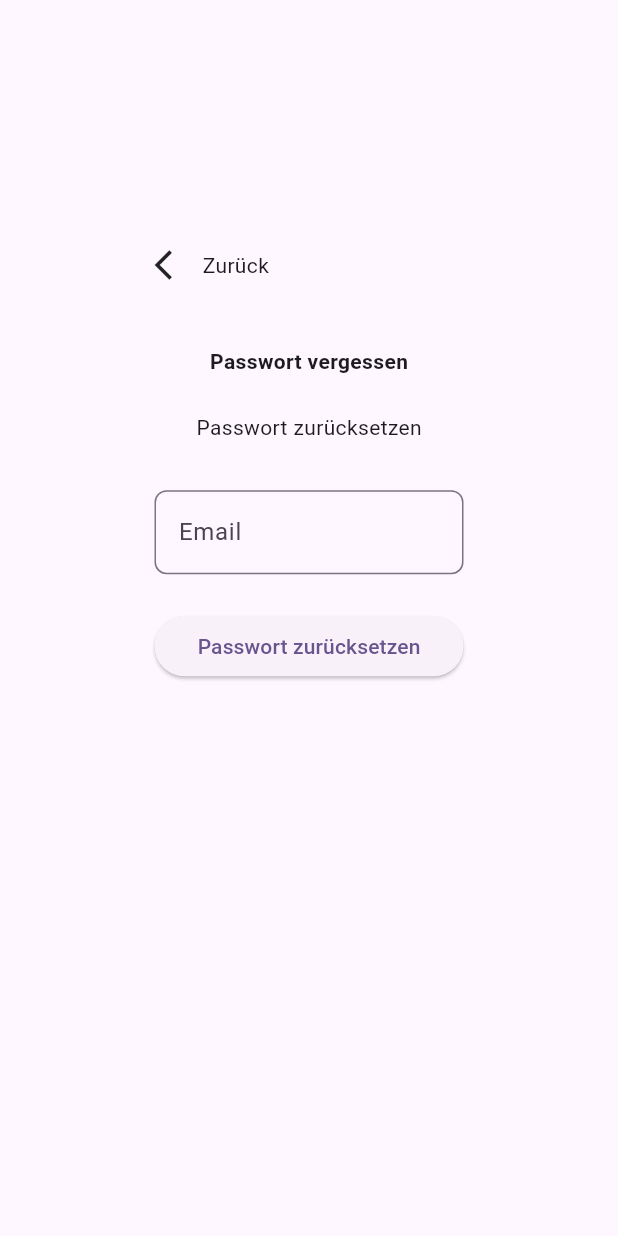
After one commit to mkprogrammer15/time_management_tool, a Flutter app: the screen it shows after launch, after a tap on "Login", after a tap on "Passwort vergessen?", on a phone screen of 412 x 824 dp. The commit adds this screen. Run offline on Flutter 3.47's test engine with Material 3 defaults, Android fonts, the phone set to English and light mode, and no system bars; our stand-ins replace bloc, cloud_firestore, email_validator, firebase_auth, firebase_core, flutter_bloc and 2 more; accounts and stored records are empty; generated files the repository leaves out were written again.

Commit message:
Reset password

```diff
--- a/lib/main.dart
+++ b/lib/main.dart
@@ -8,6 +8,7 @@ import 'package:audavis_time_management/presentation/blocs/holiday_cubit/holiday
 import 'package:audavis_time_management/presentation/blocs/leave_management_cubit/leave_management_cubit.dart';
 import 'package:audavis_time_management/presentation/blocs/leave_cubit/leave_cubit.dart';
 import 'package:audavis_time_management/router.dart';
+import 'package:audavis_time_management/utils.dart';
 import 'package:firebase_core/firebase_core.dart';
 import 'package:flutter/material.dart';
 import 'package:flutter_bloc/flutter_bloc.dart';
@@ -50,6 +51,7 @@ class MyApp extends StatelessWidget {
             authCubit: context.read<AuthCubit>(),
           ).router();
           return MaterialApp.router(
+            scaffoldMessengerKey: Utils.messengerKey,
             debugShowCheckedModeBanner: false,
             theme: ThemeData(
               colorScheme: .fromSeed(seedColor: Colors.deepPurple),
--- a/lib/presentation/blocs/auth_cubit/auth_cubit.dart
+++ b/lib/presentation/blocs/auth_cubit/auth_cubit.dart
@@ -1,5 +1,6 @@
 import 'dart:async';
 
+import 'package:audavis_time_management/utils.dart';
 import 'package:bloc/bloc.dart';
 import 'package:cloud_firestore/cloud_firestore.dart';
 import 'package:firebase_auth/firebase_auth.dart';
@@ -83,6 +84,28 @@ class AuthCubit extends Cubit<AuthState> {
     await _auth.signOut();
   }
 
+  Future<void> sendPasswordResetEmail(
+    String email,
+    BuildContext context,
+  ) async {
+    try {
+      await _auth.sendPasswordResetEmail(email: email);
+      if (!context.mounted) return;
+      Utils.showCommonDialog(
+        context: context,
+        title: 'Passwort zurückgesetzt',
+        content:
+            'Es wurde eine E-Mail zum Zurücksetzen des Passworts an $email gesendet.',
+      );
+    } on FirebaseAuthException catch (e) {
+      Utils.showCommonDialog(
+        context: context,
+        title: 'Fehler',
+        content: 'Passwort konnte nicht zurückgesetzt werden. ${e.message}',
+      );
+    }
+  }
+
   @override
   Future<void> close() async {
     await _sub?.cancel();
--- a/lib/presentation/pages/abscence_page.dart
+++ b/lib/presentation/pages/abscence_page.dart
@@ -447,7 +447,6 @@ class _AbscencePageState extends State<AbscencePage> {
   }
 }
 
-// 1. Forgot password
 // 2. Show month buttons to choose which month to show
 // 3. Redesign, refactor, test,
 // 4. Wenn Urlaub mitgenommen wird vom Vorjahr. Soll vom admin eingetragen werden. Zahl der Urlaubstage ändern.
--- /dev/null
+++ b/lib/presentation/pages/forgot_password_page.dart
@@ -0,0 +1,107 @@
+import 'package:audavis_time_management/presentation/blocs/auth_cubit/auth_cubit.dart';
+import 'package:audavis_time_management/presentation/widgets/email_text_field.dart';
+import 'package:flutter/material.dart';
+import 'package:flutter_bloc/flutter_bloc.dart';
+import 'package:go_router/go_router.dart';
+
+class ForgotPasswordPage extends StatefulWidget {
+  final VoidCallback onClose;
+
+  const ForgotPasswordPage({
+    required this.onClose,
+    required this.onBackPress,
+    required this.size,
+    super.key,
+  });
+
+  final VoidCallback onBackPress;
+  final Size size;
+
+  @override
+  State<ForgotPasswordPage> createState() => _ForgotPasswordPageState();
+}
+
+class _ForgotPasswordPageState extends State<ForgotPasswordPage> {
+  final emailController = TextEditingController();
+  @override
+  void dispose() {
+    super.dispose();
+    emailController.dispose();
+  }
+
+  @override
+  Widget build(BuildContext context) {
+    return Column(
+      mainAxisSize: MainAxisSize.max,
+      children: [
+        Row(
+          children: [
+            const Expanded(child: SizedBox(width: 10)),
+            Expanded(
+              flex: 2,
+              child: Column(
+                children: [
+                  SizedBox(height: widget.size.height * 0.2),
+                  GestureDetector(
+                    onTap: widget.onBackPress,
+                    child: Padding(
+                      padding: const EdgeInsets.only(bottom: 42),
+                      child: MouseRegion(
+                        cursor: SystemMouseCursors.click,
+                        child: Row(
+                          mainAxisAlignment: MainAxisAlignment.start,
+                          children: [
+                            Padding(
+                              padding: const EdgeInsets.only(right: 8),
+                              child: Icon(Icons.arrow_back_ios),
+                            ),
+                            Text('Zurück'),
+                          ],
+                        ),
+                      ),
+                    ),
+                  ),
+                  Padding(
+                    padding: const EdgeInsets.only(bottom: 24),
+                    child: Text(
+                      'Passwort vergessen',
+                      style: Theme.of(
+                        context,
+                      ).textTheme.bodyMedium!.apply(fontWeightDelta: 2),
+                    ),
+                  ),
+                  Padding(
+                    padding: const EdgeInsets.only(bottom: 32),
+                    child: Text('Passwort zurücksetzen'),
+                  ),
+                  Padding(
+                    padding: const EdgeInsets.only(bottom: 24),
+                    child: EmailTextField(emailController: emailController),
+                  ),
+                  Row(
+                    children: [
+                      Expanded(
+                        child: ElevatedButton(
+                          onPressed: () async {
+                            await context
+                                .read<AuthCubit>()
+                                .sendPasswordResetEmail(
+                                  emailController.text,
+                                  context,
+                                );
+                          },
+                          child: Text('Passwort zurücksetzen'),
+                        ),
+                      ),
+                    ],
+                  ),
+                ],
+              ),
+            ),
+            const Expanded(child: SizedBox(width: 10)),
+          ],
+        ),
+      ],
+    );
+  }
+}
--- a/lib/presentation/pages/login_page.dart
+++ b/lib/presentation/pages/login_page.dart
@@ -2,9 +2,11 @@ import 'dart:math';
 
 import 'package:audavis_time_management/const.dart';
 import 'package:audavis_time_management/presentation/blocs/auth_cubit/auth_cubit.dart';
+import 'package:audavis_time_management/presentation/pages/forgot_password_page.dart';
 import 'package:flutter/foundation.dart';
 import 'package:flutter/material.dart';
 import 'package:flutter_bloc/flutter_bloc.dart';
+import 'package:go_router/go_router.dart';
 
 class LoginPage extends StatefulWidget {
   const LoginPage({super.key});
@@ -14,7 +16,7 @@ class LoginPage extends StatefulWidget {
 }
 
 class _LoginPageState extends State<LoginPage> {
-  final _emailCtrl = TextEditingController();
+  final emailCtrl = TextEditingController();
   final _passwordCtrl = TextEditingController();
   final _nameCtrl = TextEditingController();
   final _teamCtrl = TextEditingController();
@@ -26,7 +28,7 @@ class _LoginPageState extends State<LoginPage> {
 
   @override
   void dispose() {
-    _emailCtrl.dispose();
+    emailCtrl.dispose();
     _passwordCtrl.dispose();
     _nameCtrl.dispose();
     _teamCtrl.dispose();
@@ -39,7 +41,7 @@ class _LoginPageState extends State<LoginPage> {
       _error = null;
     });
 
-    final email = _emailCtrl.text.trim();
+    final email = emailCtrl.text.trim();
     final password = _passwordCtrl.text.trim();
     final name = _nameCtrl.text.trim();
 
@@ -81,6 +83,7 @@ class _LoginPageState extends State<LoginPage> {
 
   @override
   Widget build(BuildContext context) {
+    final size = MediaQuery.sizeOf(context);
     final logo = Padding(
       padding: const EdgeInsets.all(16),
       child: Image.asset(
@@ -161,7 +164,7 @@ class _LoginPageState extends State<LoginPage> {
                   const SizedBox(height: 12),
                 ],
                 TextField(
-                  controller: _emailCtrl,
+                  controller: emailCtrl,
                   decoration: const InputDecoration(
                     labelText: "Email",
                     border: OutlineInputBorder(),
@@ -203,6 +206,21 @@ class _LoginPageState extends State<LoginPage> {
                         : "No account yet? Register",
                   ),
                 ),
+                TextButton(
+                  onPressed: () async {
+                    await showDialog(
+                      context: context,
+                      builder: (ctx) => Dialog.fullscreen(
+                        child: ForgotPasswordPage(
+                          size: size,
+                          onClose: () => context.pop(),
+                          onBackPress: () => context.pop(),
+                        ),
+                      ),
+                    );
+                  },
+                  child: const Text('Passwort vergessen?'),
+                ),
               ],
             ),
           ),
--- /dev/null
+++ b/lib/presentation/widgets/email_text_field.dart
@@ -0,0 +1,31 @@
+import 'package:email_validator/email_validator.dart';
+import 'package:flutter/material.dart';
+
+class EmailTextField extends StatelessWidget {
+  const EmailTextField({super.key, required this.emailController});
+
+  final TextEditingController emailController;
+
+  @override
+  Widget build(BuildContext context) {
+    return TextFormField(
+      autovalidateMode: AutovalidateMode.onUserInteraction,
+      controller: emailController,
+      decoration: InputDecoration(
+        label: Text('Email'),
+        hintText: 'Gib Deine Emailadresse ein',
+        border: OutlineInputBorder(borderRadius: BorderRadius.circular(8)),
+      ),
+
+      validator: (value) {
+        if (EmailValidator.validate(value!) == false) {
+          return 'Keine valide Emailadresse';
+        }
+        if (value.isEmpty) {
+          return 'E-Mail darf nicht leer sein';
+        }
+        return null;
+      },
+    );
+  }
+}
--- /dev/null
+++ b/lib/utils.dart
@@ -0,0 +1,39 @@
+import 'package:flutter/material.dart';
+
+class Utils {
+  static final messengerKey = GlobalKey<ScaffoldMessengerState>();
+
+  static void showSnackbar(String text) {
+    final state = messengerKey.currentState;
+    if (state == null) {
+      debugPrint('No messenger state yet. SnackBar not shown: $text');
+      return;
+    }
+
+    state
+      ..hideCurrentSnackBar()
+      ..showSnackBar(
+        SnackBar(content: Text(text), duration: const Duration(seconds: 3)),
+      );
+  }
+
+  static void showCommonDialog({
+    required BuildContext context,
+    required String title,
+    required String content,
+  }) {
+    showDialog(
+      context: context,
+      builder: (context) => AlertDialog(
+        title: Text(title),
+        content: Text(content),
+        actions: [
+          TextButton(
+            onPressed: () => Navigator.of(context).pop(),
+            child: const Text('OK'),
+          ),
+        ],
+      ),
+    );
+  }
+}
--- a/pubspec.yaml
+++ b/pubspec.yaml
@@ -37,6 +37,7 @@ dependencies:
   uuid: ^4.5.2
   firebase_auth: ^6.1.3
   intl: ^0.20.2
+  email_validator: ^3.0.0
 
   # The following adds the Cupertino Icons font to your application.
   # Use with the CupertinoIcons class for iOS style icons.
```
Also changed, not shown: pubspec.lock.
